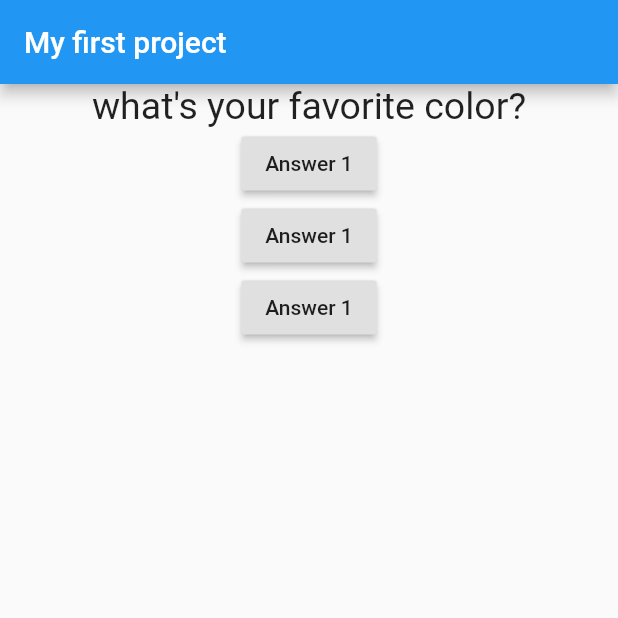
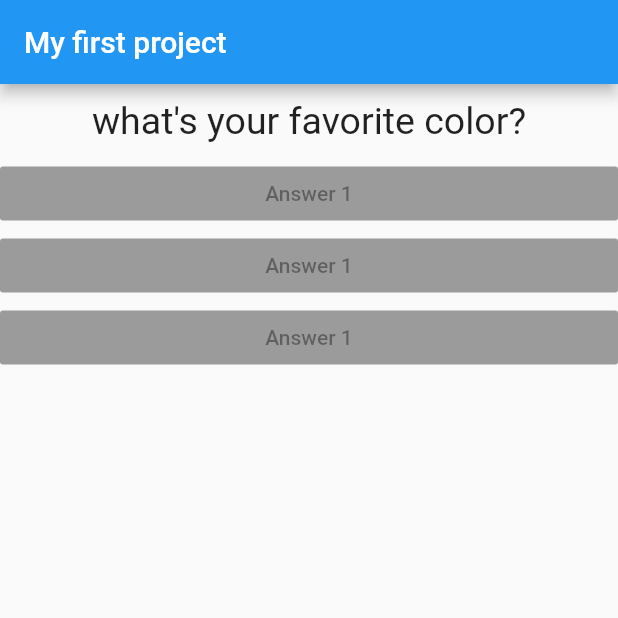
Before and after one commit to Shogil/flutter-beginner, a Flutter app: the screen it shows after launch, on a phone screen of 412 x 824 dp, the top half of it. Run offline on Flutter 3.47's test engine with Material 2 defaults, Android fonts, the phone set to English and light mode, and no system bars.

Commit message:
update the answer file

```diff
--- /dev/null
+++ b/lib/answer.dart
@@ -0,0 +1,17 @@
+import 'package:flutter/material.dart';
+
+class Answer extends StatelessWidget {
+  const Answer({Key? key}) : super(key: key);
+
+  @override
+  Widget build(BuildContext context) {
+    return Container(
+      width: double.infinity,
+      child: RaisedButton(
+        color: Colors.blue,
+        child: Text('Answer 1'),
+        onPressed: null,
+      ),
+    );
+  }
+}
--- a/lib/main.dart
+++ b/lib/main.dart
@@ -1,5 +1,6 @@
 import 'package:flutter/material.dart';
 import 'package:flutter_sample_project/question.dart';
+import 'package:flutter_sample_project/answer.dart';
 
 // void main(List<String> args) {
 //   runApp(MyApp());
@@ -10,17 +11,17 @@ class MyApp extends StatefulWidget {
   @override
   State<StatefulWidget> createState() {
     // TODO: implement createState
-    return MyAppState();
+    return _MyAppState();
   }
 }
 
-class MyAppState extends State {
-  var questionIndex = 0;
-  void answerQuestion() {
+class _MyAppState extends State {
+  var _questionIndex = 0;
+  void _answerQuestion() {
     setState(() {
-      questionIndex = questionIndex + 1;
+      _questionIndex = _questionIndex + 1;
     });
-    print(questionIndex);
+    print(_questionIndex);
   }
 
   @override
@@ -37,26 +38,12 @@ class MyAppState extends State {
         ),
         body: Column(
           children: [
-            Question(questions[questionIndex]),
-            RaisedButton(
-              child: Text('Answer 1'),
-              onPressed: answerQuestion,
+            Question(
+              questions[_questionIndex],
             ),
-            RaisedButton(
-              child: Text('Answer 1'),
-              onPressed: () => print('Answer 2 choosen'),
-            ),
-            RaisedButton(
-              child: Text('Answer 1'),
-              onPressed: () {
-                //.....
-                //.....
-                //.....
-                //.....
-
-                print('Answer 3 choosen');
-              },
-            ),
+            Answer(),
+            Answer(),
+            Answer(),
           ],
         ),
       ),
--- a/lib/question.dart
+++ b/lib/question.dart
@@ -11,6 +11,7 @@ class Question extends StatelessWidget {
   Widget build(BuildContext context) {
     return Container(
       width: double.infinity,
+      margin: EdgeInsets.all(10),
       child: Text(
         questionText,
         style: TextStyle(fontSize: 25),
```
